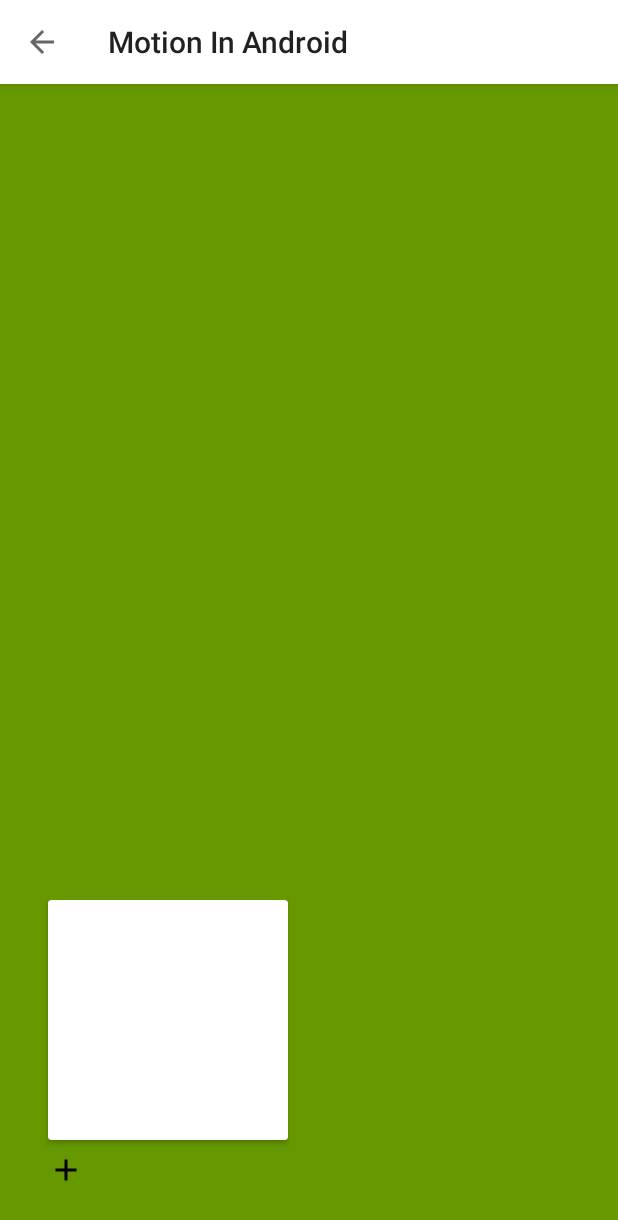
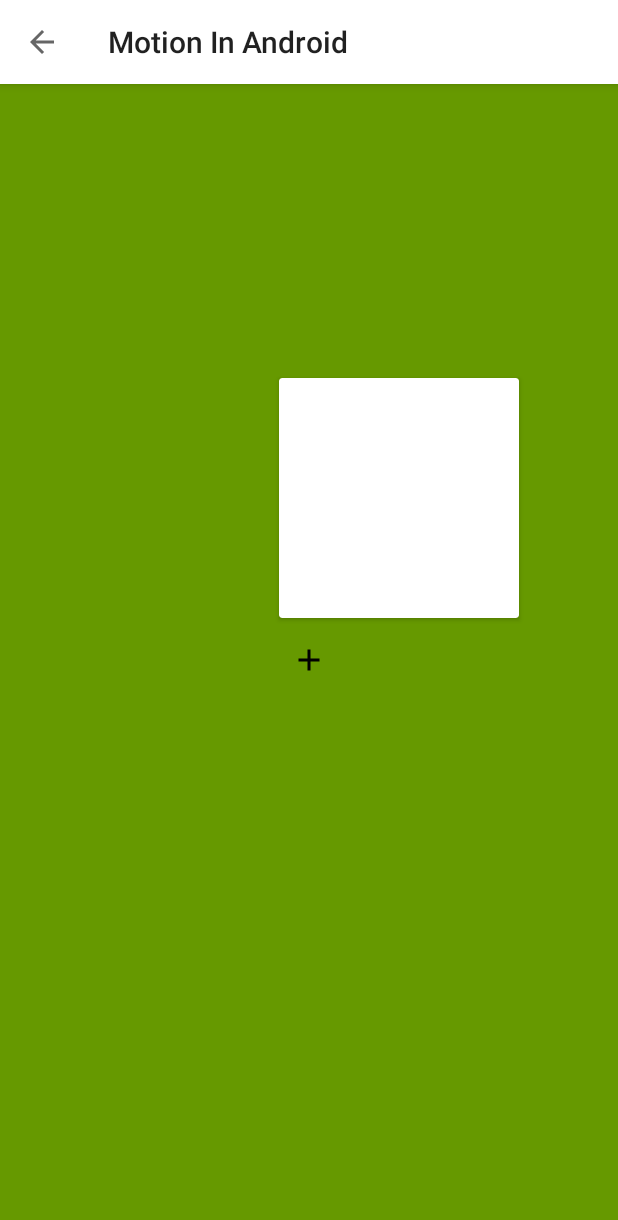
Before and after one commit to leonardossantos/Motion-In-Android, an Android app: the fragment NewSurfaceFragment placed in its activity, after a tap on an icon or button, on a phone screen of 412 x 824 dp. Shown: the top 1220 px of the screen. Run offline under Robolectric (Android 15) with nearby library versions, the phone set to English and light mode, and no system bars; our stand-ins replace ButterKnife; 2 statements that could not run were skipped.

Commit message:
Makes the touch area bigger

```diff
--- a/app/src/main/res/layout/fragment_new_surface.xml
+++ b/app/src/main/res/layout/fragment_new_surface.xml
@@ -17,9 +17,9 @@
     <ImageButton
         android:id="@id/fragment_new_surface_toggle"
         style="@style/MotionInAndroidButton"
-        android:layout_width="wrap_content"
-        android:layout_height="wrap_content"
-        android:layout_alignParentBottom="true"
+        android:layout_width="40dp"
+        android:layout_height="40dp"
+        android:layout_centerInParent="true"
         android:layout_marginBottom="@dimen/spacing_large"
         android:layout_marginLeft="@dimen/spacing_large"
         android:layout_marginTop="@dimen/spacing_medium"
```
